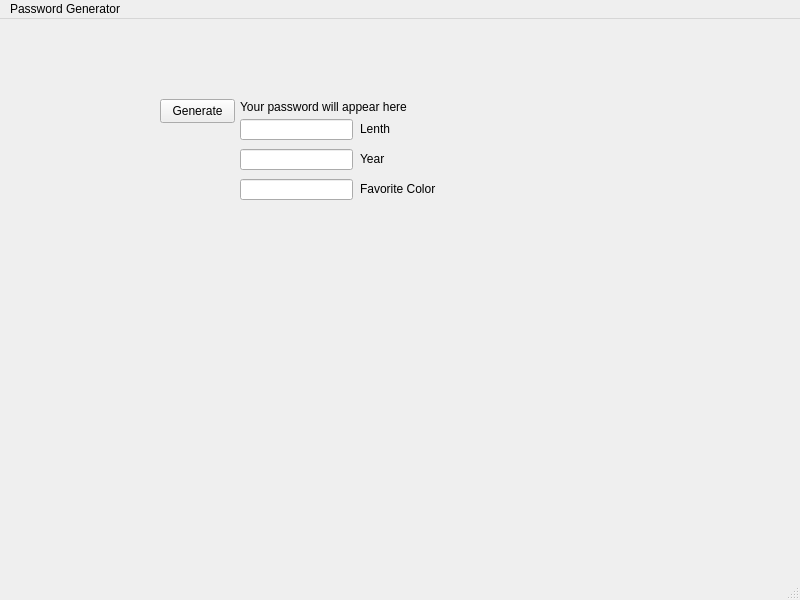
First picture: the form in mainwindow.ui, repository pouriadana/password-generator-GUI, before the edit.
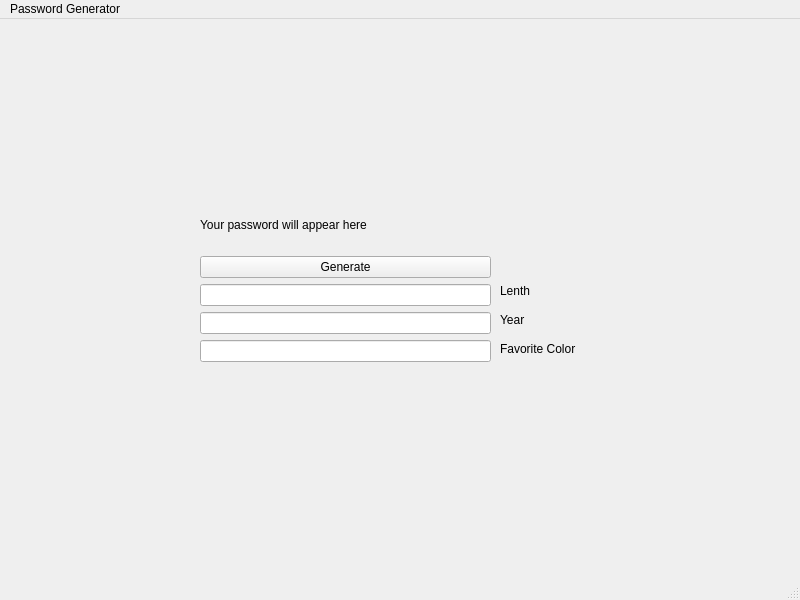
Second picture: the form after the edit.

Commit message: Change UI to vetical Grid

Patch:
```diff
--- a/mainwindow.ui
+++ b/mainwindow.ui
@@ -14,103 +14,77 @@
    <string>MainWindow</string>
   </property>
   <widget class="QWidget" name="centralwidget">
-   <widget class="QLabel" name="passwordLabel">
+   <widget class="QWidget" name="verticalLayoutWidget">
     <property name="geometry">
      <rect>
-      <x>240</x>
-      <y>80</y>
-      <width>171</width>
-      <height>16</height>
+      <x>200</x>
+      <y>180</y>
+      <width>291</width>
+      <height>163</height>
      </rect>
     </property>
-    <property name="text">
-     <string>Your password will appear here</string>
-    </property>
+    <layout class="QVBoxLayout" name="verticalLayout">
+     <item>
+      <widget class="QLabel" name="passwordLabel">
+       <property name="text">
+        <string>Your password will appear here</string>
+       </property>
+      </widget>
+     </item>
+     <item>
+      <widget class="QPushButton" name="generateButton">
+       <property name="text">
+        <string>Generate</string>
+       </property>
+      </widget>
+     </item>
+     <item>
+      <widget class="QLineEdit" name="lengthInput">
+       <property name="text">
+        <string/>
+       </property>
+      </widget>
+     </item>
+     <item>
+      <widget class="QLineEdit" name="yearInput"/>
+     </item>
+     <item>
+      <widget class="QLineEdit" name="colorInput"/>
+     </item>
+    </layout>
    </widget>
-   <widget class="QLineEdit" name="lengthInput">
+   <widget class="QWidget" name="verticalLayoutWidget_2">
     <property name="geometry">
      <rect>
-      <x>240</x>
-      <y>100</y>
-      <width>113</width>
-      <height>21</height>
+      <x>500</x>
+      <y>260</y>
+      <width>160</width>
+      <height>81</height>
      </rect>
     </property>
-    <property name="text">
-     <string/>
-    </property>
-   </widget>
-   <widget class="QLineEdit" name="yearInput">
-    <property name="geometry">
-     <rect>
-      <x>240</x>
-      <y>130</y>
-      <width>113</width>
-      <height>21</height>
-     </rect>
-    </property>
-   </widget>
-   <widget class="QLineEdit" name="colorInput">
-    <property name="geometry">
-     <rect>
-      <x>240</x>
-      <y>160</y>
-      <width>113</width>
-      <height>21</height>
-     </rect>
-    </property>
-   </widget>
-   <widget class="QPushButton" name="generateButton">
-    <property name="geometry">
-     <rect>
-      <x>160</x>
-      <y>80</y>
-      <width>75</width>
-      <height>24</height>
-     </rect>
-    </property>
-    <property name="text">
-     <string>Generate</string>
-    </property>
-   </widget>
-   <widget class="QLabel" name="label">
-    <property name="geometry">
-     <rect>
-      <x>360</x>
-      <y>100</y>
-      <width>63</width>
-      <height>20</height>
-     </rect>
-    </property>
-    <property name="text">
-     <string>Lenth</string>
-    </property>
-   </widget>
-   <widget class="QLabel" name="label_2">
-    <property name="geometry">
-     <rect>
-      <x>360</x>
-      <y>130</y>
-      <width>63</width>
-      <height>20</height>
-     </rect>
-    </property>
-    <property name="text">
-     <string>Year</string>
-    </property>
-   </widget>
-   <widget class="QLabel" name="label_3">
-    <property name="geometry">
-     <rect>
-      <x>360</x>
-      <y>160</y>
-      <width>101</width>
-      <height>20</height>
-     </rect>
-    </property>
-    <property name="text">
-     <string>Favorite Color</string>
-    </property>
+    <layout class="QVBoxLayout" name="verticalLayout_2">
+     <item>
+      <widget class="QLabel" name="label">
+       <property name="text">
+        <string>Lenth</string>
+       </property>
+      </widget>
+     </item>
+     <item>
+      <widget class="QLabel" name="label_2">
+       <property name="text">
+        <string>Year</string>
+       </property>
+      </widget>
+     </item>
+     <item>
+      <widget class="QLabel" name="label_3">
+       <property name="text">
+        <string>Favorite Color</string>
+       </property>
+      </widget>
+     </item>
+    </layout>
    </widget>
   </widget>
   <widget class="QMenuBar" name="menubar">
```
Left out of the diff: 2 changed lines with no effect on the pictures.
